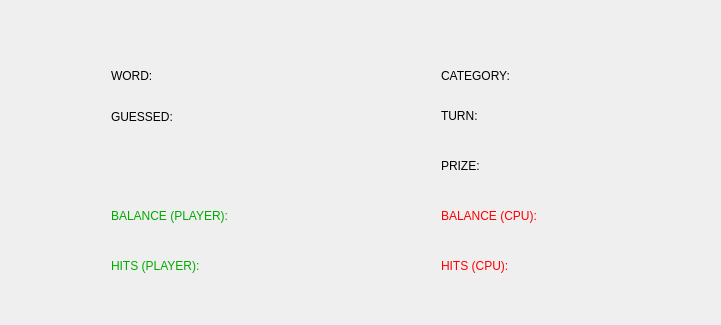
This is gui/Wheel.ui in NeutronBlast/Wheel-of-Fortune as Qt 5 draws it before an edit; both pictures show x 209 to 930 and y 0 to 325 of the 930 by 663 pixel window. The edited form follows.
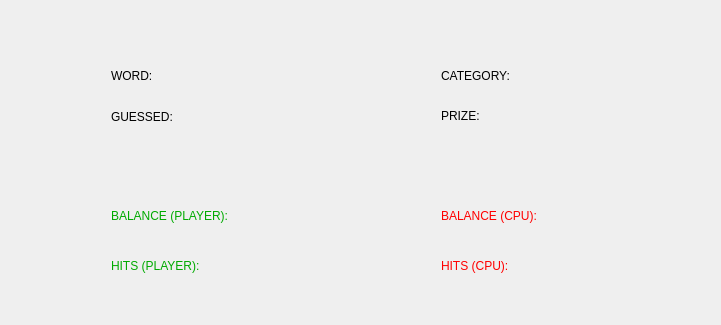
This is the edited form. Icons and pictures are not drawn.

Diff of the .ui file:
```diff
--- a/gui/Wheel.ui
+++ b/gui/Wheel.ui
@@ -33,7 +33,7 @@
    <property name="geometry">
     <rect>
      <x>650</x>
-     <y>140</y>
+     <y>90</y>
      <width>141</width>
      <height>51</height>
     </rect>
@@ -107,19 +107,6 @@
     <string>Letter/Phrase</string>
    </property>
   </widget>
-  <widget class="QLabel" name="turn_l">
-   <property name="geometry">
-    <rect>
-     <x>650</x>
-     <y>90</y>
-     <width>141</width>
-     <height>51</height>
-    </rect>
-   </property>
-   <property name="text">
-    <string>TURN:</string>
-   </property>
-  </widget>
   <widget class="QCheckBox" name="phrase_checkbox">
    <property name="geometry">
     <rect>
@@ -173,7 +160,7 @@
     <rect>
      <x>320</x>
      <y>190</y>
-     <width>141</width>
+     <width>231</width>
      <height>51</height>
     </rect>
    </property>
@@ -205,7 +192,7 @@
     <rect>
      <x>650</x>
      <y>190</y>
-     <width>141</width>
+     <width>231</width>
      <height>51</height>
     </rect>
    </property>
```
